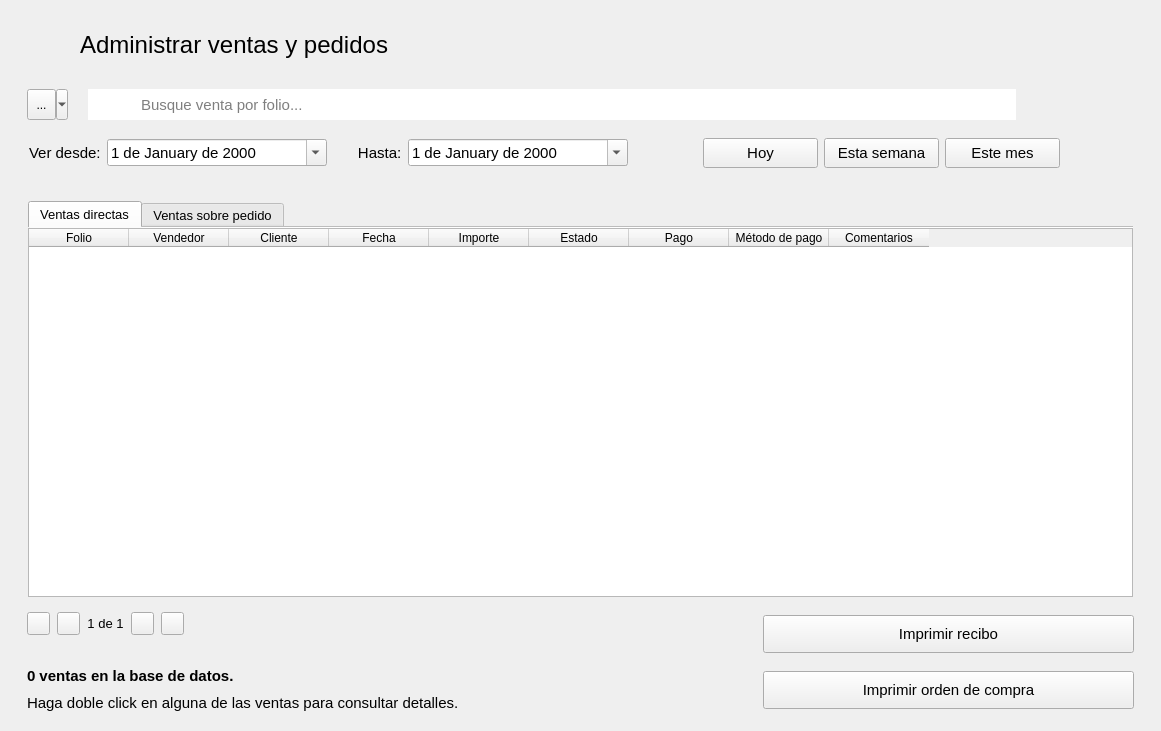
First picture: the form in ui/Ui_AdministrarVentas.ui, repository ivanperez-7/printpos, before the edit.
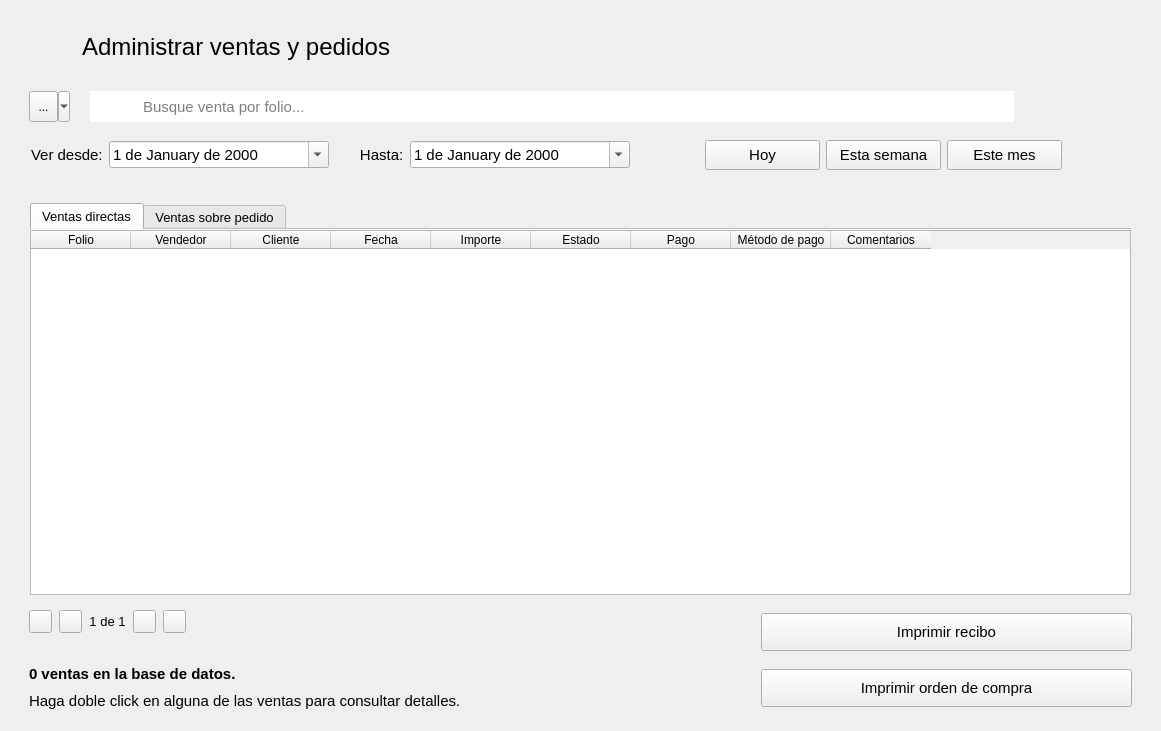
Second picture: the form after the edit. Icons and pictures are not drawn. Custom widgets are drawn as their Qt base class.

```diff
--- a/ui/Ui_AdministrarVentas.ui
+++ b/ui/Ui_AdministrarVentas.ui
@@ -1,7 +1,7 @@
 <?xml version="1.0" encoding="UTF-8"?>
 <ui version="4.0">
  <class>AdministrarVentas</class>
- <widget class="QMainWindow" name="AdministrarVentas">
+ <widget class="QWidget" name="AdministrarVentas">
   <property name="geometry">
    <rect>
     <x>0</x>
@@ -10,20 +10,9 @@
     <height>731</height>
    </rect>
   </property>
-  <property name="minimumSize">
-   <size>
-    <width>1085</width>
-    <height>680</height>
-   </size>
-  </property>
   <property name="windowTitle">
    <string>Administrar ventas</string>
   </property>
-  <property name="windowIcon">
-   <iconset resource="../resources.qrc">
-    <normaloff>:/img/icon.ico</normaloff>:/img/icon.ico</iconset>
-  </property>
-  <widget class="QWidget" name="centralwidget">
    <layout class="QVBoxLayout" name="verticalLayout">
     <item alignment="Qt::AlignLeft">
      <widget class="QFrame" name="frame">
@@ -712,7 +701,7 @@
       </layout>
      </widget>
     </item>
-    <item alignment="Qt::AlignBottom">
+   <item>
      <widget class="QFrame" name="frame_3">
       <property name="sizePolicy">
        <sizepolicy hsizetype="Expanding" vsizetype="Preferred">
@@ -1048,7 +1037,6 @@
      </widget>
     </item>
    </layout>
-  </widget>
  </widget>
  <customwidgets>
   <customwidget>
```
Left out of the diff: 2 changed lines with no effect on the pictures. Lines whose indentation alone changed are shown as unchanged.
